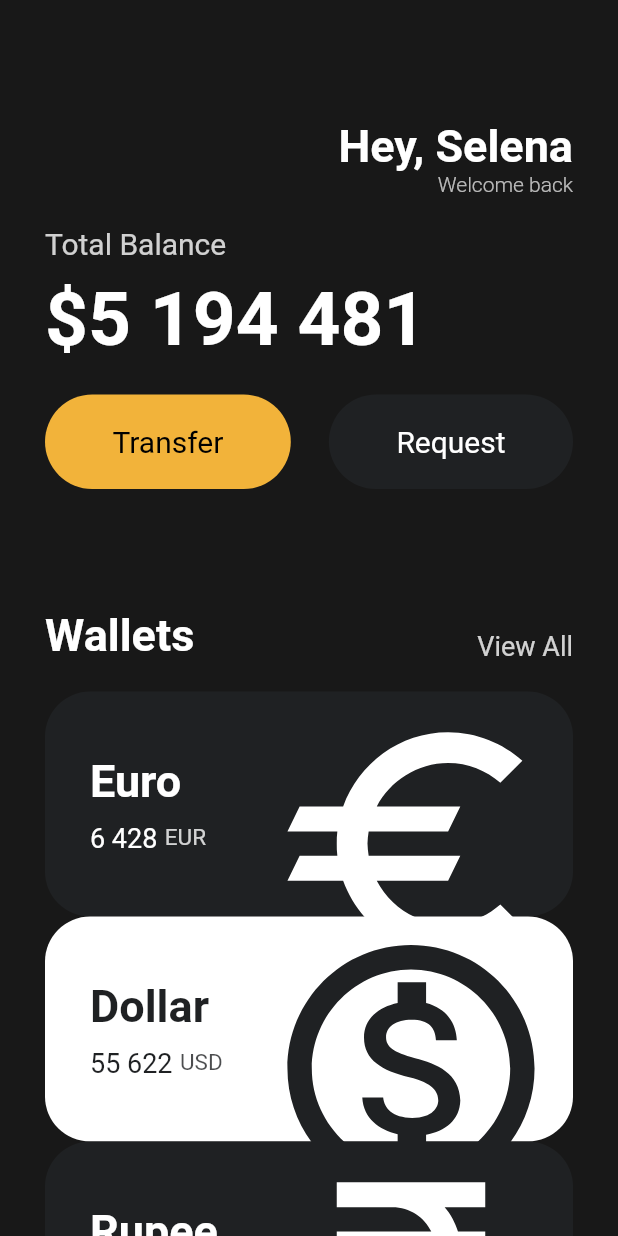
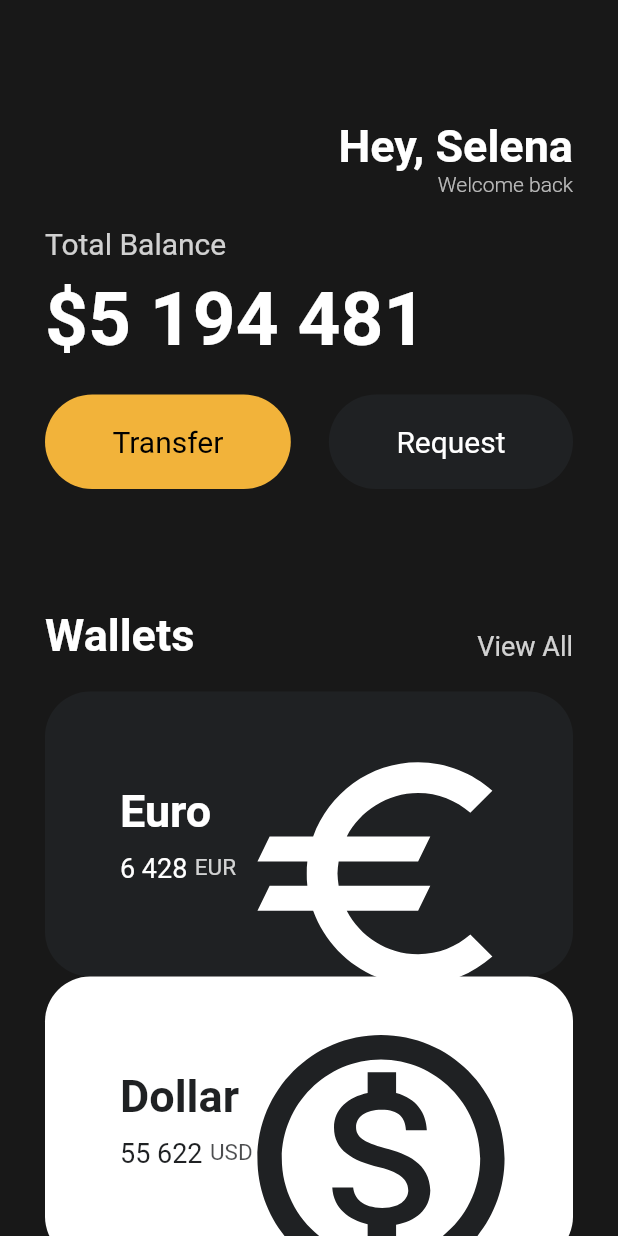
Before and after one commit to soyunim/Flutter, a Flutter app: the screen it shows after launch, on a phone screen of 412 x 824 dp. Run offline on Flutter 3.47's test engine with Material 2 defaults, Android fonts, the phone set to English and light mode, and no system bars.

Commit message:
using SingleChildScrollView for overflowed app

```diff
--- a/copyapplication/lib/main.dart
+++ b/copyapplication/lib/main.dart
@@ -15,7 +15,8 @@ class App extends StatelessWidget {
       home: Scaffold(
         backgroundColor: const Color(0xFF181818),
         //Color.fromAGRB(255,1,1,1)
-        body: Padding(
+        body: SingleChildScrollView(
+          child: Padding(
             padding: const EdgeInsets.symmetric(
               horizontal: 30,
             ),
@@ -142,6 +143,7 @@ class App extends StatelessWidget {
             ),
           ),
         ),
+      ),
     );
   }
 }
--- a/copyapplication/lib/widgets/currency_card.dart
+++ b/copyapplication/lib/widgets/currency_card.dart
@@ -27,7 +27,7 @@ class CurrencyCard extends StatelessWidget {
         borderRadius: BorderRadius.circular(30),
       ),
       child: Padding(
-        padding: const EdgeInsets.all(30),
+        padding: const EdgeInsets.all(50),
         child: Row(
           mainAxisAlignment: MainAxisAlignment.spaceBetween,
           children: [
```
Lines whose indentation alone changed are shown as unchanged.
